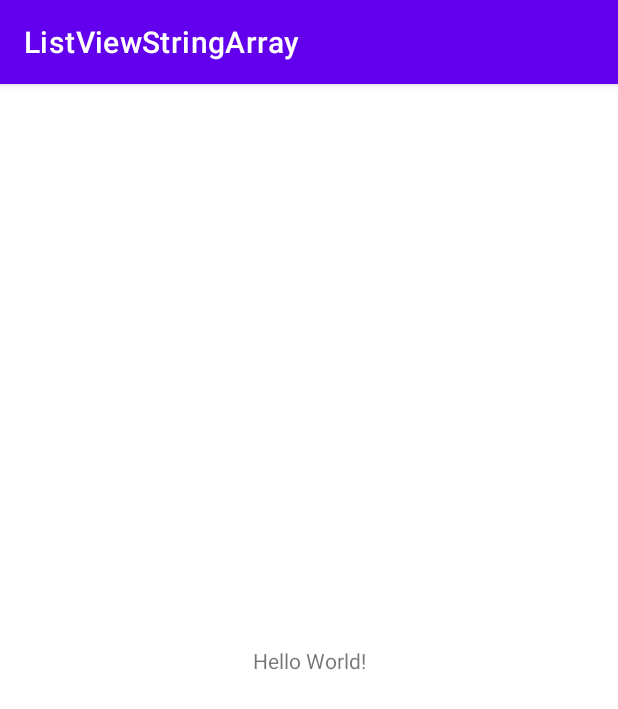
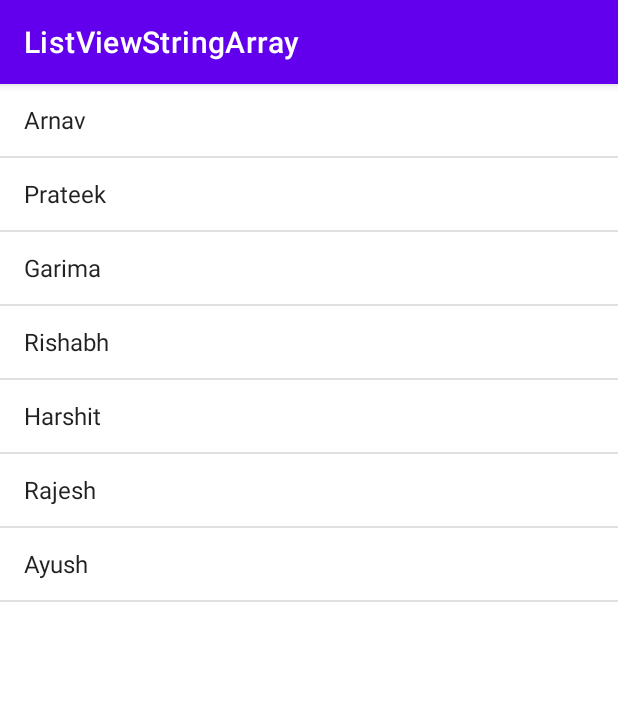
Before and after one commit to aman-mahajan0101/Android-Codes, an Android app: the screen it shows after launch (MainActivity), on a phone screen of 412 x 824 dp. Shown: the top 709 px of the screen. Run offline under Robolectric (Android 15) with nearby library versions, the phone set to English and light mode, and no system bars.

Commit message:
List View String Array

```diff
--- a/ListViewStringArray/app/build.gradle
+++ b/ListViewStringArray/app/build.gradle
@@ -1,6 +1,5 @@
 plugins {
     id 'com.android.application'
-    id 'kotlin-android'
 }
 
 android {
@@ -27,15 +26,10 @@ android {
         sourceCompatibility JavaVersion.VERSION_1_8
         targetCompatibility JavaVersion.VERSION_1_8
     }
-    kotlinOptions {
-        jvmTarget = '1.8'
-    }
 }
 
 dependencies {
 
-    implementation "org.jetbrains.kotlin:kotlin-stdlib:$kotlin_version"
-    implementation 'androidx.core:core-ktx:1.5.0'
     implementation 'androidx.appcompat:appcompat:1.3.0'
     implementation 'com.google.android.material:material:1.3.0'
     implementation 'androidx.constraintlayout:constraintlayout:2.0.4'
--- /dev/null
+++ b/ListViewStringArray/app/src/main/java/com/example/listviewstringarray/MainActivity.java
@@ -0,0 +1,34 @@
+package com.example.listviewstringarray;
+
+import androidx.appcompat.app.AppCompatActivity;
+
+import android.os.Bundle;
+import android.widget.ArrayAdapter;
+import android.widget.ListView;
+
+public class MainActivity extends AppCompatActivity {
+
+    String[] names = new String[]{
+            "Arnav",
+            "Prateek",
+            "Garima",
+            "Rishabh",
+            "Harshit",
+            "Rajesh",
+            "Ayush"
+    };
+
+    ListView lvNames;
+    @Override
+    protected void onCreate(Bundle savedInstanceState) {
+        super.onCreate(savedInstanceState);
+        setContentView(R.layout.activity_main);
+
+        lvNames = findViewById(R.id.lvNames);
+        ArrayAdapter<String> namesAdapter = new ArrayAdapter<>(
+                this,
+                android.R.layout.simple_list_item_1,
+                android.R.id.text1,names);
+        lvNames.setAdapter(namesAdapter);
+    }
+}
--- a/ListViewStringArray/app/src/main/java/com/example/listviewstringarray/MainActivity.kt
+++ /dev/null
@@ -1,11 +0,0 @@
-package com.example.listviewstringarray
-
-import androidx.appcompat.app.AppCompatActivity
-import android.os.Bundle
-
-class MainActivity : AppCompatActivity() {
-    override fun onCreate(savedInstanceState: Bundle?) {
-        super.onCreate(savedInstanceState)
-        setContentView(R.layout.activity_main)
-    }
-}
--- a/ListViewStringArray/app/src/main/res/layout/activity_main.xml
+++ b/ListViewStringArray/app/src/main/res/layout/activity_main.xml
@@ -1,18 +1,14 @@
 <?xml version="1.0" encoding="utf-8"?>
-<androidx.constraintlayout.widget.ConstraintLayout xmlns:android="http://schemas.android.com/apk/res/android"
+<FrameLayout xmlns:android="http://schemas.android.com/apk/res/android"
     xmlns:app="http://schemas.android.com/apk/res-auto"
     xmlns:tools="http://schemas.android.com/tools"
     android:layout_width="match_parent"
     android:layout_height="match_parent"
     tools:context=".MainActivity">
 
-    <TextView
-        android:layout_width="wrap_content"
-        android:layout_height="wrap_content"
-        android:text="Hello World!"
-        app:layout_constraintBottom_toBottomOf="parent"
-        app:layout_constraintLeft_toLeftOf="parent"
-        app:layout_constraintRight_toRightOf="parent"
-        app:layout_constraintTop_toTopOf="parent" />
+    <ListView
+        android:id="@+id/lvNames"
+        android:layout_width="match_parent"
+        android:layout_height="match_parent" />
 
-</androidx.constraintlayout.widget.ConstraintLayout>
+</FrameLayout>
--- a/ListViewStringArray/build.gradle
+++ b/ListViewStringArray/build.gradle
@@ -1,13 +1,11 @@
 // Top-level build file where you can add configuration options common to all sub-projects/modules.
 buildscript {
-    ext.kotlin_version = "1.5.10"
     repositories {
         google()
         mavenCentral()
     }
     dependencies {
         classpath "com.android.tools.build:gradle:4.2.1"
-        classpath "org.jetbrains.kotlin:kotlin-gradle-plugin:$kotlin_version"
 
         // NOTE: Do not place your application dependencies here; they belong
         // in the individual module build.gradle files
--- a/ListViewStringArray/gradle.properties
+++ b/ListViewStringArray/gradle.properties
@@ -15,5 +15,3 @@ org.gradle.jvmargs=-Xmx2048m -Dfile.encoding=UTF-8
 # Android operating system, and which are packaged with your app"s APK
 # https://developer.android.com/topic/libraries/support-library/androidx-rn
 android.useAndroidX=true
-# Kotlin code style for this project: "official" or "obsolete":
-kotlin.code.style=official
```
Also changed, not shown: ListViewStringArray/gradle/wrapper/gradle-wrapper.properties, 4 other files.
